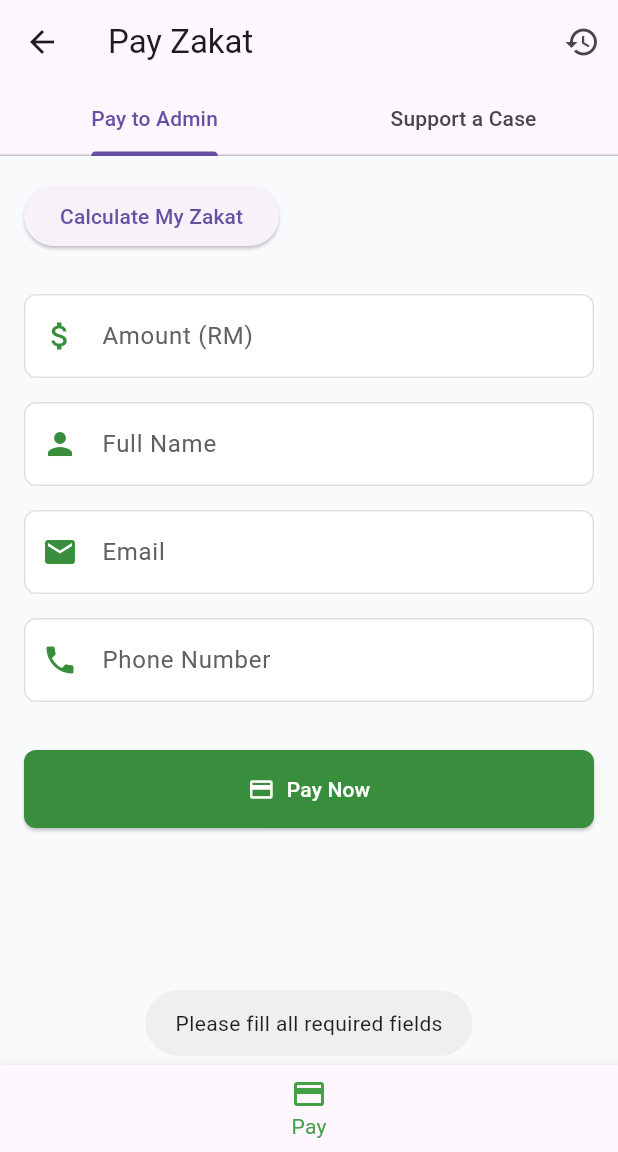
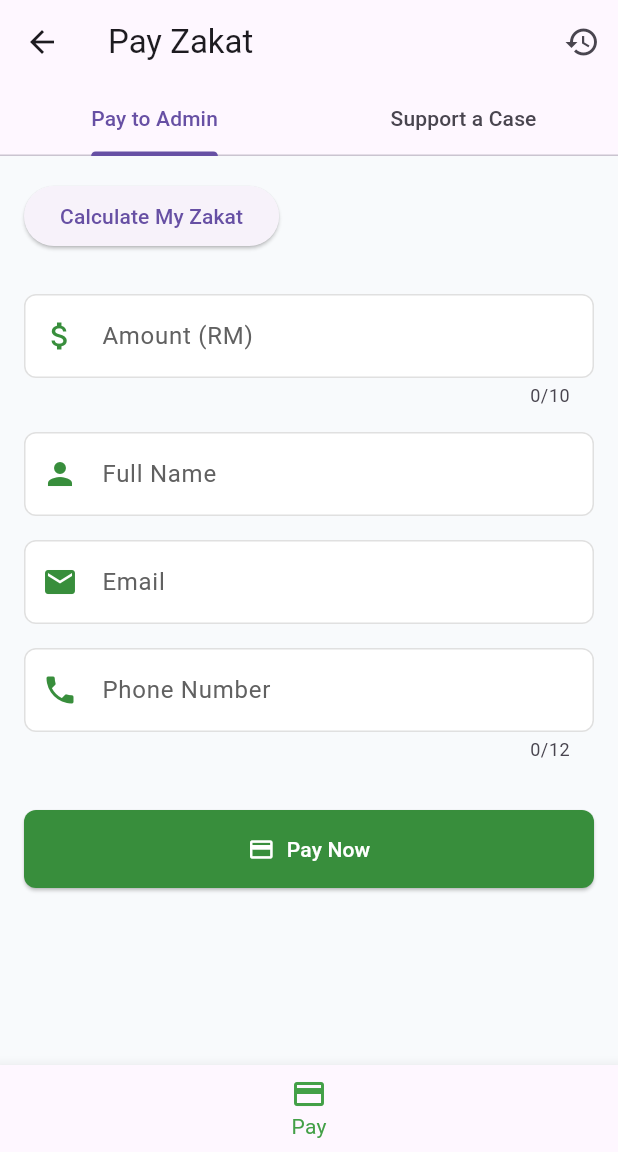
Before and after one commit to Youssef-Tahoon/fypapp, a Flutter app: the MainNavigation screen opened by its route, item 3 of the bottom bar chosen, after a tap on "Pay Now", on a phone screen of 412 x 824 dp, the part 84-1236 px from its top. Run offline on Flutter 3.47's test engine with Material 3 defaults, Android fonts, the phone set to English and light mode, and no system bars; our stand-ins replace cloud_firestore, dots_indicator, file_picker, firebase_auth, firebase_core, firebase_storage and 7 more; missing offline and left inert: flutter_stripe; accounts and stored records are empty.

Commit message:
Reverted back and fixed changes of code

```diff
--- a/lib/main.dart
+++ b/lib/main.dart
@@ -17,12 +17,15 @@ import 'providers/admin_provider.dart';
 import 'auth/admin_login_page.dart';
 import 'pages/admin/admin_panel.dart';
 import 'firebase_options.dart';
+import 'package:flutter_stripe/flutter_stripe.dart';
 
 void main() async {
   WidgetsFlutterBinding.ensureInitialized();
   await Firebase.initializeApp(
     options: DefaultFirebaseOptions.currentPlatform,
   );
+  Stripe.publishableKey =
+      'pk_test_51RdC7uGaSpItgJZmgzWOIoxbrK1ulSAqzqKTYy6FX94v8nDmHIrMTkpjieNaXrocAEi6Pvp6u2ggebbzBs0fBmuG00ZepxtW2I';
   runApp(
     MultiProvider(
       providers: [
@@ -89,7 +92,9 @@ class _MainNavigationState extends State<MainNavigation> {
         actions: [
           Padding(
             padding: const EdgeInsets.symmetric(horizontal: 8.0),
-            child: Chip(label: Text('1442 AH', style: TextStyle(color: Colors.white)), backgroundColor: Colors.green.shade800),
+            child: Chip(
+                label: Text('1442 AH', style: TextStyle(color: Colors.white)),
+                backgroundColor: Colors.green.shade800),
           ),
           CircleAvatar(
             backgroundColor: Colors.green.shade500,
@@ -111,7 +116,8 @@ class _MainNavigationState extends State<MainNavigation> {
           BottomNavigationBarItem(icon: Icon(Icons.home), label: 'Home'),
           BottomNavigationBarItem(icon: Icon(Icons.people), label: 'Cases'),
           BottomNavigationBarItem(icon: Icon(Icons.payment), label: 'Pay'),
-          BottomNavigationBarItem(icon: Icon(Icons.calculate), label: 'Calculate'),
+          BottomNavigationBarItem(
+              icon: Icon(Icons.calculate), label: 'Calculate'),
           BottomNavigationBarItem(icon: Icon(Icons.menu_book), label: 'Learn'),
         ],
       ),
--- a/lib/pages/home_page.dart
+++ b/lib/pages/home_page.dart
@@ -1,7 +1,6 @@
 // lib/pages/home_page.dart
 import 'package:flutter/material.dart';
 import 'package:provider/provider.dart';
-import 'package:url_launcher/url_launcher.dart';
 import '../providers/case_provider.dart';
 import 'package:flutter_staggered_animations/flutter_staggered_animations.dart';
 import 'package:shimmer/shimmer.dart';
@@ -15,27 +14,6 @@ class _HomePageState extends State<HomePage> with SingleTickerProviderStateMixin
   late TabController _tabController;
   bool _isLoading = false;
 
-  final List<Map<String, String>> _zakatFacts = [
-    {
-      'title': 'Understanding Zakat',
-      'description': 'Zakat is one of the Five Pillars of Islam, requiring Muslims to give 2.5% of their wealth to those in need.',
-      'videoUrl': 'https://www.youtube.com/watch?v=wj8SxkzHwVM',
-      'imageUrl': 'https://img.youtube.com/vi/wj8SxkzHwVM/0.jpg',
-    },
-    {
-      'title': 'Who Receives Zakat?',
-      'description': 'There are eight categories of people eligible to receive Zakat, including the poor, needy, and wayfarers.',
-      'videoUrl': 'https://www.youtube.com/watch?v=E0KkYZXn4I0',
-      'imageUrl': 'https://img.youtube.com/vi/E0KkYZXn4I0/0.jpg',
-    },
-    {
-      'title': 'Calculating Zakat',
-      'description': 'Learn how to calculate your Zakat accurately based on your assets and wealth.',
-      'videoUrl': 'https://www.youtube.com/watch?v=7Q3iAD8f5_E',
-      'imageUrl': 'https://img.youtube.com/vi/7Q3iAD8f5_E/0.jpg',
-    },
-  ];
-
   @override
   void initState() {
     super.initState();
@@ -47,13 +25,6 @@ class _HomePageState extends State<HomePage> with SingleTickerProviderStateMixin
     setState(() => _isLoading = true);
     await context.read<CaseProvider>().fetchApprovedCases();
     setState(() => _isLoading = false);
-  }
-
-  void _launchURL(String url) async {
-    final uri = Uri.parse(url);
-    if (!await launchUrl(uri, mode: LaunchMode.externalApplication)) {
-      throw 'Could not launch $url';
-    }
   }
 
   Widget _buildQuickActions() {
@@ -237,62 +208,6 @@ class _HomePageState extends State<HomePage> with SingleTickerProviderStateMixin
     );
   }
 
-  Widget _buildZakatFacts() {
-    return Container(
-      height: 200,
-      child: ListView.builder(
-        scrollDirection: Axis.horizontal,
-        itemCount: _zakatFacts.length,
-        itemBuilder: (context, index) {
-          final fact = _zakatFacts[index];
-          return Container(
-            width: 280,
-            margin: EdgeInsets.only(
-              left: index == 0 ? 16 : 8,
-              right: index == _zakatFacts.length - 1 ? 16 : 8,
-            ),
-            child: Card(
-              clipBehavior: Clip.antiAlias,
-              child: InkWell(
-                onTap: () => _launchURL(fact['videoUrl']!),
-                child: Column(
-                  crossAxisAlignment: CrossAxisAlignment.start,
-                  children: [
-                    Image.network(
-                      fact['imageUrl']!,
-                      height: 120,
-                      width: double.infinity,
-                      fit: BoxFit.cover,
-                    ),
-                    Padding(
-                      padding: EdgeInsets.all(8),
-                      child: Column(
-                        crossAxisAlignment: CrossAxisAlignment.start,
-                        children: [
-                          Text(
-                            fact['title']!,
-                            style: TextStyle(fontWeight: FontWeight.bold),
-                          ),
-                          SizedBox(height: 4),
-                          Text(
-                            fact['description']!,
-                            maxLines: 2,
-                            overflow: TextOverflow.ellipsis,
-                            style: TextStyle(fontSize: 12),
-                          ),
-                        ],
-                      ),
-                    ),
-                  ],
-                ),
-              ),
-            ),
-          );
-        },
-      ),
-    );
-  }
-
   @override
   Widget build(BuildContext context) {
     return RefreshIndicator(
@@ -309,16 +224,6 @@ class _HomePageState extends State<HomePage> with SingleTickerProviderStateMixin
             ),
             children: [
               _buildQuickActions(),
-              SizedBox(height: 24),
-              Padding(
-                padding: EdgeInsets.symmetric(horizontal: 16),
-                child: Text(
-                  "Learn About Zakat",
-                  style: Theme.of(context).textTheme.titleLarge,
-                ),
-              ),
-              SizedBox(height: 16),
-              _buildZakatFacts(),
               SizedBox(height: 24),
               Padding(
                 padding: EdgeInsets.symmetric(horizontal: 16),
--- a/lib/pages/pay_page.dart
+++ b/lib/pages/pay_page.dart
@@ -5,6 +5,10 @@ import 'package:fyp_zakaty_app/main.dart';
 import 'package:flutter_stripe/flutter_stripe.dart' as stripe;
 import 'package:http/http.dart' as http;
 import 'dart:convert';
+import 'package:provider/provider.dart';
+import 'package:flutter/services.dart';
+import 'package:url_launcher/url_launcher.dart';
+import '../providers/user_provider.dart';
 
 class PayZakatPage extends StatefulWidget {
   const PayZakatPage({super.key});
@@ -25,9 +29,14 @@ class _PayZakatPageState extends State<PayZakatPage> {
     super.initState();
     // If amount is passed from calculator
     WidgetsBinding.instance.addPostFrameCallback((_) {
-      final args = ModalRoute.of(context)?.settings.arguments as Map<String, dynamic>?;
+      final args =
+          ModalRoute.of(context)?.settings.arguments as Map<String, dynamic>?;
       if (args != null && args.containsKey('amount')) {
         amountController.text = args['amount'].toString();
+      }
+      final userProvider = Provider.of<UserProvider>(context, listen: false);
+      if (userProvider.user?.email != null) {
+        emailController.text = userProvider.user!.email!;
       }
     });
   }
@@ -39,11 +48,12 @@ class _PayZakatPageState extends State<PayZakatPage> {
     try {
       // 1. Call your backend to create a PaymentIntent
       final response = await http.post(
-        Uri.parse('https://your-backend.com/create-payment-intent'), // <-- your backend endpoint
+        Uri.parse(
+            'https://buy.stripe.com/test_00w7sLbgm1v98JL1RxaEE01'), // <-- your backend endpoint
         headers: {'Content-Type': 'application/json'},
         body: json.encode({
-          'amount': (double.parse(amountController.text) * 100).toInt(), // in cents
-          'currency': 'myr', // or 'usd', etc.
+          'amount': (double.parse(amountController.text) * 100).toInt(),
+          'currency': 'myr',
           'email': emailController.text,
         }),
       );
@@ -75,6 +85,15 @@ class _PayZakatPageState extends State<PayZakatPage> {
     }
   }
 
+  Future<void> _launchStripeCheckout() async {
+    const url = 'https://buy.stripe.com/test_00w7sLbgm1v98JL1RxaEE01';
+    if (await canLaunch(url)) {
+      await launch(url);
+    } else {
+      throw 'Could not launch $url';
+    }
+  }
+
   bool _validateFields() {
     if (amountController.text.isEmpty ||
         nameController.text.isEmpty ||
@@ -99,7 +118,8 @@ class _PayZakatPageState extends State<PayZakatPage> {
 
     // Validate phone number (basic validation for numbers only)
     final phoneRegex = RegExp(r'^\d{10,}$');
-    if (!phoneRegex.hasMatch(phoneController.text.replaceAll(RegExp(r'[^0-9]'), ''))) {
+    if (!phoneRegex
+        .hasMatch(phoneController.text.replaceAll(RegExp(r'[^0-9]'), ''))) {
       Fluttertoast.showToast(
         msg: "Please enter a valid phone number",
         toastLength: Toast.LENGTH_LONG,
@@ -158,7 +178,8 @@ class _PayZakatPageState extends State<PayZakatPage> {
                 crossAxisAlignment: CrossAxisAlignment.start,
                 children: [
                   ElevatedButton(
-                    onPressed: () => Navigator.pushNamed(context, '/zakat_calculator'),
+                    onPressed: () =>
+                        Navigator.pushNamed(context, '/zakat_calculator'),
                     child: const Text("Calculate My Zakat"),
                   ),
                   const SizedBox(height: 20),
@@ -167,6 +188,12 @@ class _PayZakatPageState extends State<PayZakatPage> {
                     controller: amountController,
                     icon: Icons.attach_money,
                     keyboardType: TextInputType.number,
+                    maxLength: 10,
+                    inputFormatters: [
+                      FilteringTextInputFormatter.allow(
+                        RegExp(r'^\d+\.?\d{0,2}'),
+                      ),
+                    ],
                   ),
                   _buildTextField(
                     label: 'Full Name',
@@ -178,18 +205,25 @@ class _PayZakatPageState extends State<PayZakatPage> {
                     controller: emailController,
                     icon: Icons.email,
                     keyboardType: TextInputType.emailAddress,
+                    readOnly: true,
                   ),
                   _buildTextField(
                     label: 'Phone Number',
                     controller: phoneController,
                     icon: Icons.phone,
                     keyboardType: TextInputType.phone,
+                    maxLength: 12,
+                    inputFormatters: [
+                      FilteringTextInputFormatter.allow(
+                        RegExp(r'^\d{0,12}'),
+                      ),
+                    ],
                   ),
                   const SizedBox(height: 24),
                   SizedBox(
                     width: double.infinity,
                     child: ElevatedButton.icon(
-                      onPressed: isProcessing ? null : processPayment,
+                      onPressed: isProcessing ? null : _launchStripeCheckout,
                       icon: isProcessing
                           ? Container(
                               width: 24,
@@ -226,13 +260,15 @@ class _PayZakatPageState extends State<PayZakatPage> {
                 ),
                 _buildCaseCard(
                   title: "Education Fund",
-                  description: "Support orphans in completing their school year.",
+                  description:
+                      "Support orphans in completing their school year.",
                   raised: 1200,
                   goal: 3000,
                 ),
                 _buildCaseCard(
                   title: "Debt Relief",
-                  description: "Assist a struggling family with urgent debt payment.",
+                  description:
+                      "Assist a struggling family with urgent debt payment.",
                   raised: 800,
                   goal: 2000,
                 ),
@@ -257,8 +293,9 @@ class _PayZakatPageState extends State<PayZakatPage> {
         child: Column(
           crossAxisAlignment: CrossAxisAlignment.start,
           children: [
-            Text(title, style: const TextStyle(
-                fontSize: 18, fontWeight: FontWeight.bold)),
+            Text(title,
+                style:
+                    const TextStyle(fontSize: 18, fontWeight: FontWeight.bold)),
             const SizedBox(height: 8),
             Text(description),
             const SizedBox(height: 12),
@@ -268,8 +305,8 @@ class _PayZakatPageState extends State<PayZakatPage> {
               backgroundColor: Colors.grey[200],
             ),
             const SizedBox(height: 8),
-            Text("Raised: RM ${raised.toStringAsFixed(2)} / RM ${goal
-                .toStringAsFixed(2)}"),
+            Text(
+                "Raised: RM ${raised.toStringAsFixed(2)} / RM ${goal.toStringAsFixed(2)}"),
             const SizedBox(height: 12),
             Align(
               alignment: Alignment.centerRight,
@@ -291,6 +328,8 @@ class _PayZakatPageState extends State<PayZakatPage> {
     String? hint,
     TextInputType? keyboardType,
     int? maxLength,
+    bool readOnly = false,
+    List<TextInputFormatter>? inputFormatters,
   }) {
     return Padding(
       padding: const EdgeInsets.symmetric(vertical: 8),
@@ -298,6 +337,8 @@ class _PayZakatPageState extends State<PayZakatPage> {
         controller: controller,
         keyboardType: keyboardType ?? TextInputType.text,
         maxLength: maxLength,
+        readOnly: readOnly,
+        inputFormatters: inputFormatters,
         decoration: InputDecoration(
           labelText: label,
           hintText: hint,
--- a/lib/pages/zakat_calculator_page.dart
+++ b/lib/pages/zakat_calculator_page.dart
@@ -33,8 +33,8 @@ class _ZakatCalculatorPageState extends State<ZakatCalculatorPage> {
   bool silverEligible = true;
   bool salaryEligible = true;
 
-  final double goldPricePerGram = 456.0;
-  final double silverPricePerGram = 4.45;
+  final double goldPricePerGram = 455.8;
+  final double silverPricePerGram = 4.94;
   final double nisabGoldGrams = 85.0;
   final double nisabSilverGrams = 595.0;
   final double minMonthlySalary = 2400.0;
```
Also changed, not shown: pubspec.lock.
